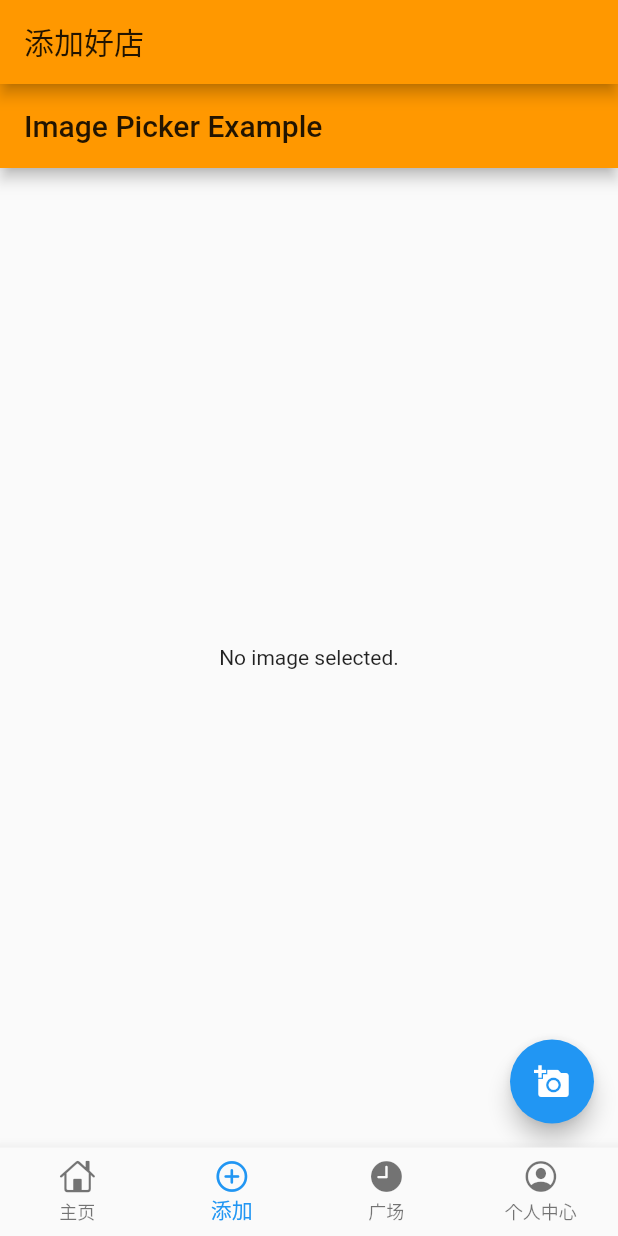
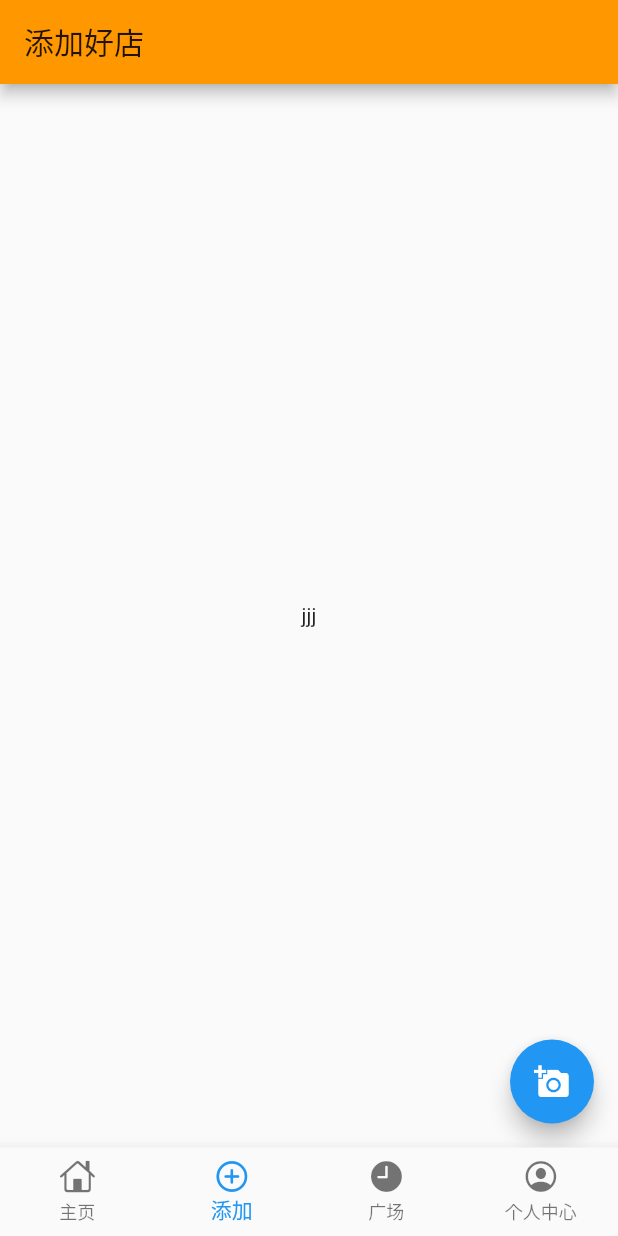
Before and after one commit to qingshanyuluo/laotao, a Flutter app: the screen it shows after launch, item 2 of the bottom bar chosen, after a tap on the "add a photo" icon, on a phone screen of 412 x 824 dp. Run offline on Flutter 3.47's test engine with Material 2 defaults, Android fonts, the phone set to English and light mode, and no system bars; our stand-ins replace dio, flutter_swiper, fluttertoast, image_picker, shared_preferences, smooth_star_rating; missing offline and left inert: provide; Roboto replaces fonts that are missing (Montserrat); statements that could not run were skipped.

Commit message:
简单完成上传

```diff
--- a/lib/page/main/add.dart
+++ b/lib/page/main/add.dart
@@ -13,12 +13,11 @@ class AddPage extends StatelessWidget {
     return Container(
       child: Scaffold(
         appBar: AppBar(title: Text("添加好店"),),
-        body: Center(child: Container(
+        body: Container(
           child: HeadImageUploadPage(),
           )
         )
-      ),
-    );
+      );
   }
 }
 
@@ -30,26 +29,46 @@ class HeadImageUploadPage extends StatefulWidget {
 }
 
 class _HeadImageUploadPageState extends State<HeadImageUploadPage> {
-  File _image;
+  // File _image;
+  List<File> _images = new List();
+  int i;
 
   Future getImage() async {
     var image = await ImagePicker.pickImage(source: ImageSource.gallery);
-    _upLoadImage(image);//上传图片
     setState(() {
-      _image = image;
+      _images.add(image);
     });
+    // _upLoadImage(_image);//上传图片
   }
 
   @override
   Widget build(BuildContext context) {
     return Scaffold(
-      appBar: AppBar(
-        title: Text('Image Picker Example'),
-      ),
+      // body: Center(
+      //   child: _image == null
+      //       ? Text('No image selected.')
+      //       : Image.file(_image),
+      // ),
       body: Center(
-        child: _image == null
-            ? Text('No image selected.')
-            : Image.file(_image),
+        child: _images.length==0
+        ? Text("jjj")
+        :
+        Row(
+          children: <Widget>[
+            Column(
+              children: _images.map((file){
+                return Image.file(file, height: 20,);
+              }).toList(),
+            ),
+            RaisedButton(
+              onPressed: (){
+                _upLoadImage(_images);
+              },
+            )
+          ],
+        )
+
+
       ),
       floatingActionButton: FloatingActionButton(
         onPressed: getImage,
@@ -59,14 +78,27 @@ class _HeadImageUploadPageState extends State<HeadImageUploadPage> {
     );
   }
 //上传图片
-  _upLoadImage(File image) async {
-    String path = image.path;
+  _upLoadImage(List<File> image) async {
+    String path = image[0].path;
+    print(path);
     var name = path.substring(path.lastIndexOf("/") + 1, path.length);
-    FormData formData = new FormData.from({
-      "file": new UploadFileInfo(new File(path), name)
+    // FormData formData = new FormData.from({
+    //   "file": new UploadFileInfo(new File(path), name),
+    // });
+    FormData formData = FormData.from({
+      "file": [
+        // UploadFileInfo(File("./example/upload.txt"), "upload.txt"),
+        UploadFileInfo(File(path), name),
+        UploadFileInfo(File(path), name),
+        // "jfldfjlsafjol",
+        // "jfldfjlsafjol",
+        // "jfldfjlsafjol",
+      ]
     });
     Dio dio = new Dio();
-    var respone = await dio.post<String>("路径", data: formData);
+    var respone = await dio.post<String>("http://lennon.xyz/uploadShop/1?name=火鸡的夫&cost=34&location=天津&commit=警方答飞沙芬按时发货经费和四放哈师大封杀康复后的萨科&type=烤鸭打撒十大", data: formData);
+    // var respone = await dio.post<String>("http://lennon.xyz/uploadShop/1?name=火鸡的夫&cost=34&location=天津&commit=警方答飞沙芬按时发货经费和四放哈师大封杀康复后的萨科&type=烤鸭打撒十大");
+    print(respone);
     if (respone.statusCode == 200) {
       Fluttertoast.showToast(
           msg: "图片上传成功",
@@ -75,71 +107,3 @@ class _HeadImageUploadPageState extends State<HeadImageUploadPage> {
     }
   }
 }
-
-
-
-
-
-
-
-
-
-
-// class WeiboPage extends StatefulWidget {
-//   WeiboPage({Key key}) : super(key: key);
-
-//   _WeiboPageState createState() => _WeiboPageState();
-// }
-
-// class _WeiboPageState extends State<WeiboPage> {
-//   TextEditingController typeController = TextEditingController();
-//   String buttonText = "hhhhhhhhhh";
-//   String showText = "hhhhhhhhhh";
-
-//   @override
-//     Widget build(BuildContext context) {
-//     return Container(
-//        child:  Scaffold(
-//         appBar: AppBar(title: Text('获取微波数据'),),
-//         body: Container(
-//           child: Column(
-//             children: <Widget>[
-//               RaisedButton(
-//                 onPressed: _choiceAction,
-//                 child: Text('发送'),
-//               ),
-//               Text(
-//                 showText,
-//                 overflow: TextOverflow.ellipsis,
-//                 maxLines: 3,
-//               )
-//             ],
-//           ),
-//         ),
-//       ),
-//     );
-//   }
-
-//   void _choiceAction(){
-//     print("jjjjjjjjjjjjjjjjjjjjjj");
-
-//       getHttp(typeController.text.toString()).then((val){
-//         setState(() {
-//           print(val);
-//           showText = val.toString();
-//         });
-//       });
-//   }
-
-//   Future getHttp(String typedText) async{
-//     try {
-//       Response response;
-//       Options options = Options(headers: httpHeader);
-//       response = await Dio().post("https://m.weibo.cn/api/container/getIndex?type=uid&value=2803301701&containerid=1005052803301701",options: options);
-//       print(response);
-//       return response.data;
-//     } catch (e) {
-//       print(e);
-//     }
-//   }
-// }
```
